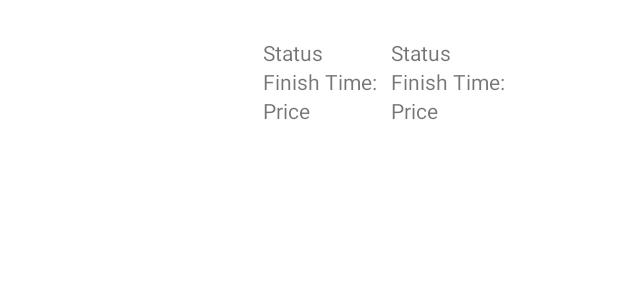
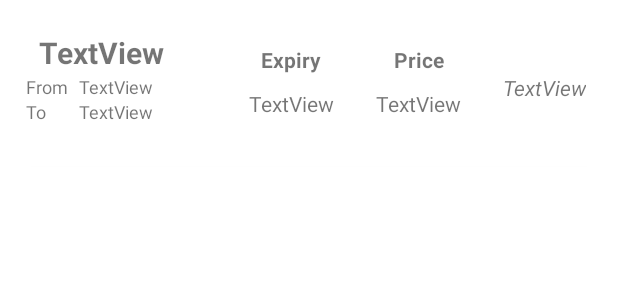
Before and after one commit to CKY531/CUDeliver, an Android app: the layout order_list_item.xml on its own in the app's theme, with its tools: preview values and no code run, on a phone screen of 412 x 824 dp. Shown: the top 300 px of the screen. Run offline under Robolectric (Android 15) with nearby library versions, the phone set to English and light mode, and no system bars.

Commit message:
new listItem layout&add description>orderCreation

```diff
--- a/app/src/main/java/edu/cuhk/cudeliver/OrderCreateFragment.java
+++ b/app/src/main/java/edu/cuhk/cudeliver/OrderCreateFragment.java
@@ -215,6 +215,8 @@ public class OrderCreateFragment extends Fragment {
                                 createBinding.textExpiryTime.setText(String.format("%02d : %02d", currentHour, currentMinute));
                                 createBinding.textExpiryDate.setText(String.format("%04d/%02d/%02d", currentYear, currentMonth,currentDay));
                                 createBinding.contact.setText(OrderActivity.currentUser.getPhone());
+                                createBinding.textCreateTitle.setText("");
+                                createBinding.textDescription.setText("");
 
                                 progressDialog.hide();
                                 Utils.showMessage(view,"Order submitted",Utils.MESSAGE);
--- a/app/src/main/java/edu/cuhk/cudeliver/YourOrderFragment.java
+++ b/app/src/main/java/edu/cuhk/cudeliver/YourOrderFragment.java
@@ -140,7 +140,6 @@ public class YourOrderFragment extends Fragment implements SwipeRefreshLayout.On
         new android.os.Handler(Looper.getMainLooper()).postDelayed(
                 new Runnable() {
                     public void run() {
-                        Toast.makeText(getContext(),"Finish",Toast.LENGTH_SHORT).show();
                         mSwipeRefreshLayout.setRefreshing(false);
                     }
                 }, 3000);
--- a/app/src/main/res/layout/order_list_item.xml
+++ b/app/src/main/res/layout/order_list_item.xml
@@ -10,64 +10,133 @@
         app:cardCornerRadius="10dp"
         android:elevation="20dp">
 
-        <LinearLayout
+    <androidx.constraintlayout.widget.ConstraintLayout
         android:layout_width="match_parent"
         android:layout_height="match_parent"
-            android:layout_marginStart="150dp"
-            android:layout_marginTop="20dp"
         android:orientation="horizontal">
 
-            <LinearLayout
-                android:layout_width="85dp"
-                android:layout_height="55dp"
-                android:layout_marginLeft="20dp"
-                android:orientation="vertical">
 
         <TextView
-                    android:layout_width="85dp"
+            android:id="@+id/textView9"
+            android:layout_width="35dp"
             android:layout_height="wrap_content"
-                    android:text="Status" />
+            android:layout_marginStart="12dp"
+            android:layout_marginBottom="28dp"
+            android:text="To"
+            android:textSize="12dp"
+            app:layout_constraintBottom_toBottomOf="parent"
+            app:layout_constraintStart_toStartOf="parent" />
 
         <TextView
-                    android:layout_width="85dp"
+            android:id="@+id/textView2"
+            android:layout_width="35dp"
             android:layout_height="wrap_content"
-                    android:text="Finish Time:" />
+            android:text="From"
+            android:textSize="12dp"
+
+            app:layout_constraintBottom_toTopOf="@+id/textView9"
+            app:layout_constraintEnd_toEndOf="@+id/textView9"
+            app:layout_constraintHorizontal_bias="1.0"
+            app:layout_constraintStart_toStartOf="@+id/textView9" />
 
         <TextView
-                    android:layout_width="85dp"
+            android:id="@+id/list_item_status"
+            android:layout_width="wrap_content"
             android:layout_height="wrap_content"
-                    android:text="Price" />
+            android:layout_marginEnd="16dp"
+            android:textStyle="italic"
+            android:text="TextView"
 
-            </LinearLayout>
-
-            <LinearLayout
-                android:id="@+id/linearLayout"
-                android:layout_width="85dp"
-                android:layout_height="55dp"
-                android:orientation="vertical"
-                >
+            app:layout_constraintBottom_toBottomOf="parent"
+            app:layout_constraintEnd_toEndOf="parent"
+            app:layout_constraintTop_toTopOf="parent" />
 
         <TextView
-                    android:id="@+id/text_status"
-                    android:layout_width="85dp"
+            android:id="@+id/textView5"
+            android:layout_width="wrap_content"
             android:layout_height="wrap_content"
-                    android:text="Status" />
+            android:layout_marginBottom="8dp"
+            android:text="Price"
+            android:textStyle="bold"
+            app:layout_constraintBottom_toTopOf="@+id/list_item_price"
+            app:layout_constraintEnd_toEndOf="@+id/list_item_price"
+            app:layout_constraintStart_toStartOf="@+id/list_item_price"
+            app:layout_constraintTop_toTopOf="parent"
+            app:layout_constraintVertical_bias="0.923" />
 
         <TextView
-                    android:id="@+id/text_finish_time"
-                    android:layout_width="85dp"
+            android:id="@+id/list_item_price"
+            android:layout_width="wrap_content"
             android:layout_height="wrap_content"
-                    android:text="Finish Time:" />
+            android:layout_marginEnd="28dp"
+            android:layout_marginBottom="32dp"
+            android:text="TextView"
+            android:textAlignment="center"
+            app:layout_constraintBottom_toBottomOf="parent"
+            app:layout_constraintEnd_toStartOf="@+id/list_item_status" />
 
         <TextView
-                    android:id="@+id/text_price"
-                    android:layout_width="85dp"
+            android:id="@+id/textView7"
+            android:layout_width="wrap_content"
             android:layout_height="wrap_content"
-                    android:text="Price" />
+            android:layout_marginEnd="48dp"
+            android:layout_marginBottom="8dp"
+            android:text="Expiry"
+            android:textStyle="bold"
+            app:layout_constraintBottom_toTopOf="@+id/list_item_expiry"
+            app:layout_constraintEnd_toStartOf="@+id/textView5"
+            app:layout_constraintTop_toTopOf="@+id/textView5"
+            app:layout_constraintVertical_bias="0.0" />
 
-            </LinearLayout>
+        <TextView
+            android:id="@+id/list_item_expiry"
+            android:layout_width="wrap_content"
+            android:layout_height="wrap_content"
+            android:layout_marginBottom="32dp"
+            android:text="TextView"
+            app:layout_constraintBottom_toBottomOf="parent"
+            app:layout_constraintEnd_toEndOf="@+id/textView7"
+            app:layout_constraintStart_toStartOf="@+id/textView7"
+            app:layout_constraintTop_toTopOf="@+id/list_item_price"
+            app:layout_constraintVertical_bias="0.0" />
 
+        <TextView
+            android:id="@+id/list_item_src"
+            android:layout_width="65dp"
+            android:layout_height="wrap_content"
+            android:text="TextView"
+            android:textSize="12dp"
+            android:singleLine="true"
+            app:layout_constraintBottom_toTopOf="@+id/list_item_dest"
+            app:layout_constraintEnd_toEndOf="@+id/list_item_dest"
+            app:layout_constraintStart_toEndOf="@+id/textView2" />
 
-        </LinearLayout>
+        <TextView
+            android:id="@+id/list_item_dest"
+            android:layout_width="65dp"
+            android:layout_height="wrap_content"
+            android:text="TextView"
+            android:textSize="12dp"
+            android:singleLine="true"
+            app:layout_constraintBottom_toBottomOf="@+id/textView9"
+            app:layout_constraintStart_toEndOf="@+id/textView9"
+            app:layout_constraintTop_toTopOf="@+id/textView9"
+            app:layout_constraintVertical_bias="0.0" />
+
+        <TextView
+            android:id="@+id/list_item_title"
+            android:layout_width="100dp"
+            android:layout_height="wrap_content"
+            android:layout_marginTop="16dp"
+            android:text="TextView"
+            android:textSize="20dp"
+            android:singleLine="true"
+            android:textAlignment="center"
+            android:textStyle="bold"
+            app:layout_constraintEnd_toEndOf="@+id/list_item_src"
+            app:layout_constraintHorizontal_bias="0.0"
+            app:layout_constraintStart_toStartOf="@+id/textView2"
+            app:layout_constraintTop_toTopOf="parent" />
+    </androidx.constraintlayout.widget.ConstraintLayout>
 
 </androidx.cardview.widget.CardView>
```
Also changed, not shown: app/src/main/java/edu/cuhk/cudeliver/OrderListAdapter.java (+29 -10 lines), app/src/main/res/layout/fragment_order_create.xml (+60 -27 lines). Lines whose indentation alone changed are shown as unchanged.
